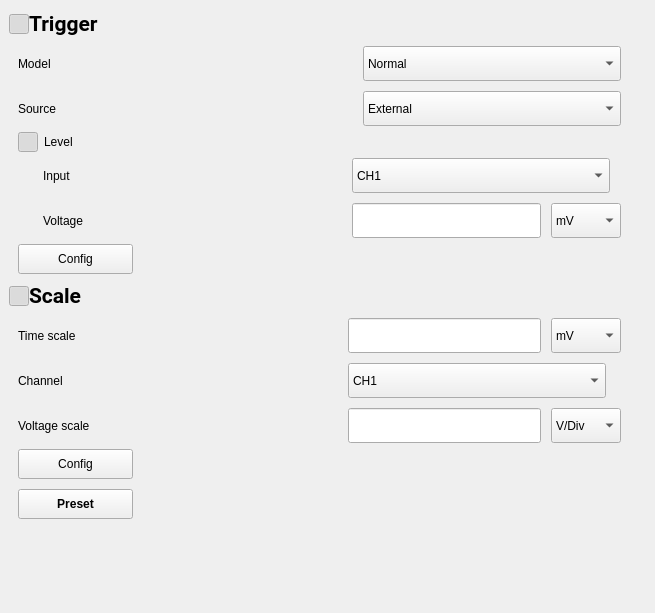
First picture: the form in tas7061bb/widgets/wgContentRtm3004/wgContentRtm3004.ui, repository DoND8xforce/tas7061, before the edit.
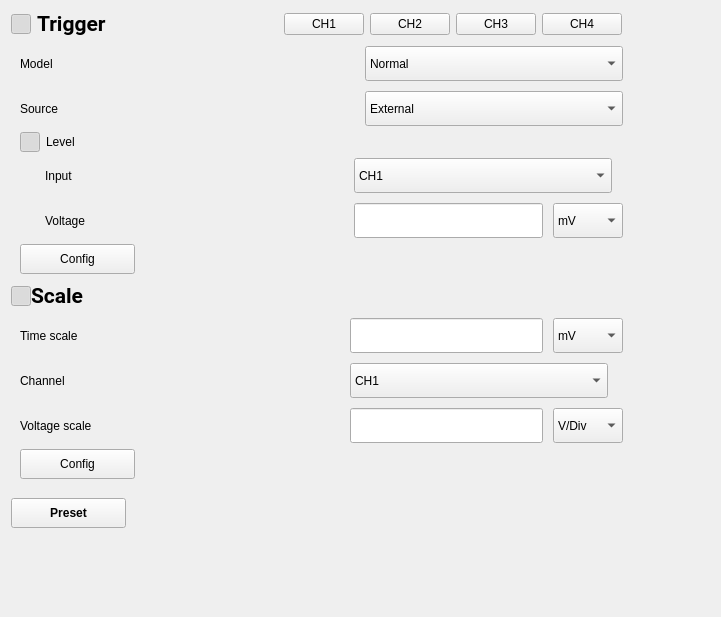
Second picture: the form after the edit. Icons and pictures are not drawn.

Commit message: Layout for three applications

```diff
--- a/tas7061bb/widgets/wgContentRtm3004/wgContentRtm3004.ui
+++ b/tas7061bb/widgets/wgContentRtm3004/wgContentRtm3004.ui
@@ -6,19 +6,22 @@
    <rect>
     <x>0</x>
     <y>0</y>
-    <width>655</width>
-    <height>613</height>
+    <width>721</width>
+    <height>617</height>
    </rect>
   </property>
   <property name="windowTitle">
    <string>Form</string>
   </property>
-  <layout class="QHBoxLayout" name="horizontalLayout_5">
-   <property name="leftMargin">
-    <number>9</number>
+  <layout class="QHBoxLayout" name="horizontalLayout_6">
+   <property name="spacing">
+    <number>0</number>
    </property>
    <item>
     <layout class="QVBoxLayout" name="verticalLayout_5">
+     <property name="spacing">
+      <number>10</number>
+     </property>
      <item>
       <layout class="QVBoxLayout" name="verticalLayout_4">
        <property name="spacing">
@@ -28,6 +31,12 @@
         <layout class="QVBoxLayout" name="verticalLayout">
          <item>
           <layout class="QHBoxLayout" name="horizontalLayout_2">
+           <property name="spacing">
+            <number>6</number>
+           </property>
+           <property name="rightMargin">
+            <number>10</number>
+           </property>
            <item>
             <widget class="QPushButton" name="btnTrigger">
              <property name="minimumSize">
@@ -100,6 +109,34 @@
              </property>
             </spacer>
            </item>
+           <item>
+            <widget class="QPushButton" name="pushButton_4">
+             <property name="text">
+              <string>CH1</string>
+             </property>
+            </widget>
+           </item>
+           <item>
+            <widget class="QPushButton" name="pushButton_3">
+             <property name="text">
+              <string>CH2</string>
+             </property>
+            </widget>
+           </item>
+           <item>
+            <widget class="QPushButton" name="pushButton_2">
+             <property name="text">
+              <string>CH3</string>
+             </property>
+            </widget>
+           </item>
+           <item>
+            <widget class="QPushButton" name="pushButton">
+             <property name="text">
+              <string>CH4</string>
+             </property>
+            </widget>
+           </item>
           </layout>
          </item>
          <item>
@@ -623,6 +660,19 @@
             <property name="verticalSpacing">
              <number>10</number>
             </property>
+            <item row="0" column="1">
+             <spacer name="horizontalSpacer_4">
+              <property name="orientation">
+               <enum>Qt::Orientation::Horizontal</enum>
+              </property>
+              <property name="sizeHint" stdset="0">
+               <size>
+                <width>40</width>
+                <height>20</height>
+               </size>
+              </property>
+             </spacer>
+            </item>
             <item row="0" column="0">
              <widget class="QPushButton" name="pushButton_8">
               <property name="minimumSize">
@@ -639,7 +689,16 @@
               </property>
              </widget>
             </item>
-            <item row="1" column="0">
+           </layout>
+          </item>
+         </layout>
+        </widget>
+       </item>
+      </layout>
+     </item>
+     <item>
+      <layout class="QHBoxLayout" name="horizontalLayout_5">
+       <item>
              <widget class="QPushButton" name="pushButton_9">
               <property name="minimumSize">
                <size>
@@ -660,8 +719,8 @@
               </property>
              </widget>
             </item>
-            <item row="1" column="1">
-             <spacer name="horizontalSpacer_4">
+       <item>
+        <spacer name="horizontalSpacer_7">
               <property name="orientation">
                <enum>Qt::Orientation::Horizontal</enum>
               </property>
@@ -672,11 +731,6 @@
                </size>
               </property>
              </spacer>
-            </item>
-           </layout>
-          </item>
-         </layout>
-        </widget>
        </item>
       </layout>
      </item>
```
Lines whose indentation alone changed are shown as unchanged. The commit also changes 84 other files.
